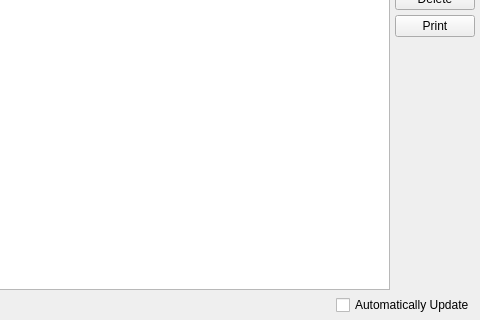
First picture: the form in xtuple/trunk/guiclient/todoList.ui, repository WooodHead/xtuple, before the edit; both pictures show x 268 to 748 and y 110 to 430 of the 748 by 430 pixel window.
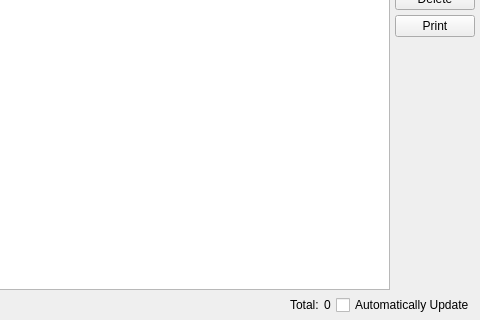
Second picture: the form after the edit. Custom widgets are drawn as their Qt base class.

Commit message: Issue #6794 Added a total at the bottom of the todoList screen

```diff
--- a/xtuple/trunk/guiclient/todoList.ui
+++ b/xtuple/trunk/guiclient/todoList.ui
@@ -221,6 +221,20 @@
        </property>
       </spacer>
      </item>
+     <item>
+      <widget class="QLabel" name="_totalLit" >
+       <property name="text" >
+        <string>Total:</string>
+       </property>
+      </widget>
+     </item>
+     <item>
+      <widget class="QLabel" name="_total" >
+       <property name="text" >
+        <string>0</string>
+       </property>
+      </widget>
+     </item>
      <item>
       <widget class="XCheckBox" name="_autoUpdate" >
        <property name="text" >
```
The commit also changes 1 other file.
